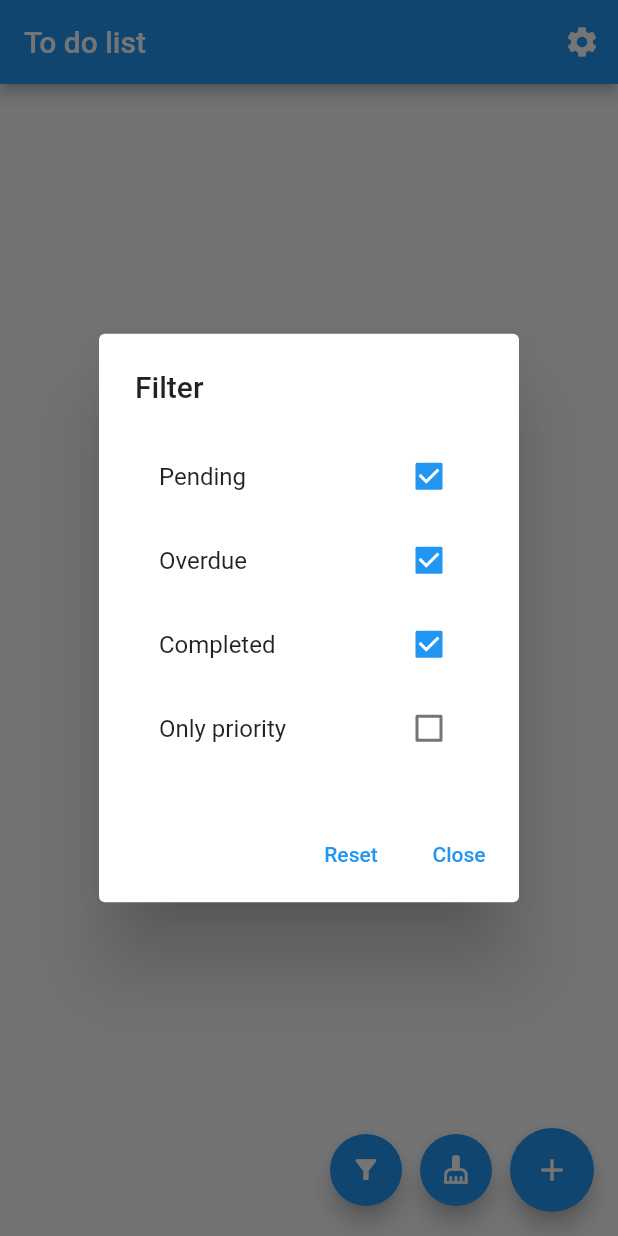
After one commit to carlosvchrdevelop/todo-list, a Flutter app: the screen it shows after launch, after a tap on the "filter alt" icon, on a phone screen of 412 x 824 dp. The commit adds this screen. Run offline on Flutter 3.47's test engine with Material 2 defaults, Android fonts, the phone set to English and light mode, and no system bars; our stand-ins replace hive, hive_flutter; accounts and stored records are empty.

Commit message:
Agregados filtros por estado y por prioridad.

```diff
--- a/lib/lang/lang.dart
+++ b/lib/lang/lang.dart
@@ -33,6 +33,14 @@ class Lang {
       'viewTypeRegular': 'Regular',
       'viewTypeCompact': 'Compact',
       'viewTypeComfortable': 'Comfortable',
+      'filter': 'Filter',
+      'apply': 'Apply',
+      'stateDone': 'Completed',
+      'statePending': 'Pending',
+      'stateOverdue': 'Overdue',
+      'onlyPriority': 'Only priority',
+      'close': 'Close',
+      'reset': 'Reset',
     },
     Language.spanish: {
       'cancel': 'Cancelar',
@@ -49,6 +57,14 @@ class Lang {
       'viewTypeRegular': 'Normal',
       'viewTypeCompact': 'Compacto',
       'viewTypeComfortable': 'Cómodo',
+      'filter': 'Filtrar',
+      'apply': 'Aplicar',
+      'stateDone': 'Completadas',
+      'statePending': 'Pendientes',
+      'stateOverdue': 'Pasadas de fecha',
+      'onlyPriority': 'Solo prioritarios',
+      'close': 'Cerrar',
+      'reset': 'Restablecer',
     }
   };
 
@@ -103,4 +119,36 @@ class Lang {
   static String get viewTypeComfortable {
     return _translations[language]!['viewTypeComfortable']!;
   }
+
+  static String get filter {
+    return _translations[language]!['filter']!;
+  }
+
+  static String get apply {
+    return _translations[language]!['apply']!;
+  }
+
+  static String get stateDone {
+    return _translations[language]!['stateDone']!;
+  }
+
+  static String get statePending {
+    return _translations[language]!['statePending']!;
+  }
+
+  static String get stateOverdue {
+    return _translations[language]!['stateOverdue']!;
+  }
+
+  static String get onlyPriority {
+    return _translations[language]!['onlyPriority']!;
+  }
+
+  static String get close {
+    return _translations[language]!['close']!;
+  }
+
+  static String get reset {
+    return _translations[language]!['reset']!;
+  }
 }
--- a/lib/model/task.dart
+++ b/lib/model/task.dart
@@ -20,24 +20,30 @@ class Task {
   @HiveField(4)
   final String? dueDate;
 
+  @HiveField(5, defaultValue: false)
+  final bool priority;
+
   const Task(
       {required this.id,
       required this.title,
       this.description,
       this.state = TaskState.pending,
-      this.dueDate});
+      this.dueDate,
+      this.priority = false});
 
   Task getCopy(
       {String? id,
       String? title,
       String? description,
       TaskState? state,
-      String? dueDate}) {
+      String? dueDate,
+      bool? priority}) {
     return Task(
         id: id ?? this.id,
         title: title ?? this.title,
         description: description ?? this.description,
         state: state ?? this.state,
-        dueDate: dueDate ?? this.dueDate);
+        dueDate: dueDate ?? this.dueDate,
+        priority: priority ?? this.priority);
   }
 }
--- a/lib/model/task_state.dart
+++ b/lib/model/task_state.dart
@@ -1,4 +1,5 @@
 import 'package:hive/hive.dart';
+import 'package:todo_list/lang/lang.dart';
 
 part 'task_state.g.dart';
 
@@ -16,3 +17,20 @@ enum TaskState {
   @HiveField(3)
   deleted,
 }
+
+class TaskStateManager {
+  static List<TaskState> getStateFilters() {
+    return [TaskState.pending, TaskState.orverdue, TaskState.done];
+  }
+
+  static String getStateLabel(TaskState state) {
+    switch (state) {
+      case TaskState.done:
+        return Lang.stateDone;
+      case TaskState.orverdue:
+        return Lang.stateOverdue;
+      default:
+        return Lang.statePending;
+    }
+  }
+}
--- a/lib/providers/app_provider.dart
+++ b/lib/providers/app_provider.dart
@@ -6,15 +6,53 @@ import 'package:todo_list/model/task_state.dart';
 
 class AppProvider with ChangeNotifier {
   final Box<Task> _tasksBox = Hive.box(BoxManager.taskBox);
+
+  bool showPendingTasks = true;
+  bool showDoneTasks = true;
+  bool showOnlyPriorityTasks = false;
+  bool showOverdueTasks = true;
   List<Task> _tasks = [];
 
   List<Task> get tasks {
-    if (_tasks.isEmpty) _tasks = _tasksBox.values.toList();
+    _tasks = _tasksBox.values.toList();
+    _putEndedTasksAtBottom();
+    _filter();
     return _tasks;
+  }
+
+  void _putEndedTasksAtBottom() {
+    _tasks = _tasks.isEmpty
+        ? []
+        : [
+            ..._tasks.where((element) => element.state != TaskState.done),
+            ..._tasks.where((element) => element.state == TaskState.done),
+          ];
+  }
+
+  void _filter() {
+    _tasks = _tasks.where((e) {
+      return !((!showPendingTasks && e.state == TaskState.pending) ||
+          (!showOverdueTasks && e.state == TaskState.orverdue) ||
+          (!showDoneTasks && e.state == TaskState.done) ||
+          (showOnlyPriorityTasks && !e.priority));
+    }).toList();
   }
 
   Box<Task> get taskBox {
     return _tasksBox;
+  }
+
+  bool getCurrentTaskState(TaskState state) {
+    switch (state) {
+      case TaskState.pending:
+        return showPendingTasks;
+      case TaskState.done:
+        return showDoneTasks;
+      case TaskState.orverdue:
+        return showOverdueTasks;
+      default:
+        return false;
+    }
   }
 
   Future<void> insertTask(Task t) async {
@@ -42,4 +80,8 @@ class AppProvider with ChangeNotifier {
     }
     updateTaskList();
   }
+
+  void applyFilters() {
+    notifyListeners();
+  }
 }
--- a/lib/screens/home_screen.dart
+++ b/lib/screens/home_screen.dart
@@ -2,6 +2,7 @@ import 'package:flutter/material.dart';
 import 'package:provider/provider.dart';
 import 'package:todo_list/providers/app_provider.dart';
 import 'package:todo_list/screens/settings_screen.dart';
+import 'package:todo_list/widgets/filter_dialog.dart';
 import 'package:todo_list/widgets/task_dialog/task_dialog.dart';
 import 'package:todo_list/widgets/task_list/task_list.dart';
 
@@ -32,6 +33,19 @@ class HomeScreen extends StatelessWidget {
             height: 48,
             child: FittedBox(
               child: FloatingActionButton(
+                  heroTag: 'filterBtn',
+                  child: const Icon(Icons.filter_alt),
+                  onPressed: () => showDialog(
+                      context: context,
+                      builder: (context) => const FilterDialog())),
+            ),
+          ),
+          const SizedBox(width: 12),
+          SizedBox(
+            width: 48,
+            height: 48,
+            child: FittedBox(
+              child: FloatingActionButton(
                   heroTag: 'clearBtn',
                   child: const Icon(Icons.cleaning_services),
                   onPressed: () => provider.clearCompletedTasks()),
--- /dev/null
+++ b/lib/src/order_operators.dart
@@ -0,0 +1,5 @@
+enum OrderOperators {
+  alphabetic,
+  reverseAlphabetic,
+  deadline,
+}
--- /dev/null
+++ b/lib/widgets/filter_dialog.dart
@@ -0,0 +1,64 @@
+import 'package:flutter/material.dart';
+import 'package:provider/provider.dart';
+import 'package:todo_list/lang/lang.dart';
+import 'package:todo_list/model/task_state.dart';
+import 'package:todo_list/providers/app_provider.dart';
+
+class FilterDialog extends StatelessWidget {
+  const FilterDialog({Key? key}) : super(key: key);
+
+  @override
+  Widget build(BuildContext context) {
+    final provider = Provider.of<AppProvider>(context);
+    return AlertDialog(
+      title: Text(Lang.filter),
+      content: Column(mainAxisSize: MainAxisSize.min, children: [
+        ...TaskStateManager.getStateFilters()
+            .map((e) => CheckboxListTile(
+                value: provider.getCurrentTaskState(e),
+                onChanged: (bool? newValue) {
+                  switch (e) {
+                    case TaskState.pending:
+                      provider.showPendingTasks = newValue ?? false;
+                      provider.applyFilters();
+                      break;
+                    case TaskState.done:
+                      provider.showDoneTasks = newValue ?? false;
+                      provider.applyFilters();
+                      break;
+                    case TaskState.orverdue:
+                      provider.showOverdueTasks = newValue ?? false;
+                      provider.applyFilters();
+                      break;
+                    default:
+                  }
+                },
+                title: Text(TaskStateManager.getStateLabel(e))))
+            .toList(),
+        CheckboxListTile(
+            title: Text(Lang.onlyPriority),
+            value: provider.showOnlyPriorityTasks,
+            onChanged: (bool? newValue) {
+              provider.showOnlyPriorityTasks = newValue ?? false;
+              provider.applyFilters();
+            })
+      ]),
+      actions: [
+        TextButton(
+            onPressed: () {
+              provider.showDoneTasks = true;
+              provider.showOverdueTasks = true;
+              provider.showPendingTasks = true;
+              provider.showOnlyPriorityTasks = false;
+              provider.applyFilters();
+            },
+            child: Text(Lang.reset)),
+        TextButton(
+            onPressed: () {
+              Navigator.pop(context);
+            },
+            child: Text(Lang.close))
+      ],
+    );
+  }
+}
```
Also changed, not shown: lib/model/task.g.dart.
